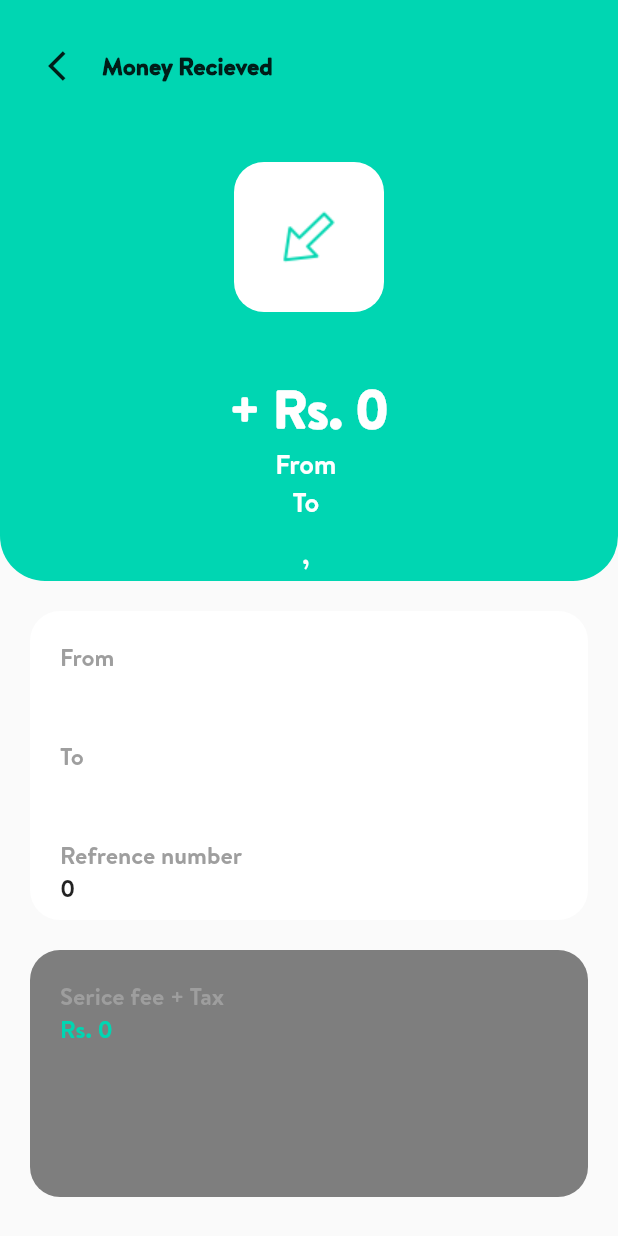
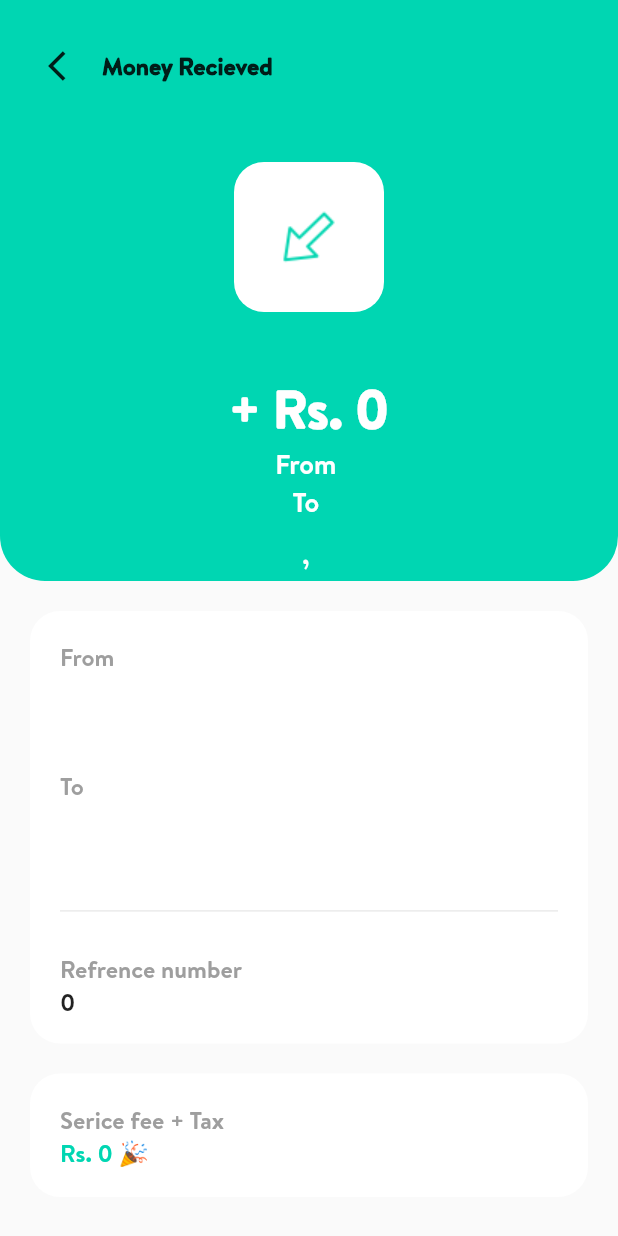
Before and after one commit to Suhaibusman/Sadapay-Clone, a Flutter app: the DetailedTransactionPage screen opened directly with empty values, on a phone screen of 412 x 824 dp. Run offline on Flutter 3.47's test engine with Material 2 defaults, Android fonts, the phone set to English and light mode, and no system bars.

Commit message:
sadapay clone

```diff
--- a/lib/screens/personal/widgets/detailedtransaction.dart
+++ b/lib/screens/personal/widgets/detailedtransaction.dart
@@ -131,7 +131,9 @@ class _DetailedTransactionPageState extends State<DetailedTransactionPage> {
                       fontWeight: FontWeight.normal,
                       color: Colors.white
 
-                    ),),Text(widget.detailedtransaction.sendername , style: const TextStyle(
+                    ),),
+                     const SizedBox(height: 20,),
+                    Text(widget.detailedtransaction.sendername , style: const TextStyle(
                       fontFamily: "Brandon" ,
                       fontSize: 18,
                       fontWeight: FontWeight.bold,
@@ -176,7 +178,7 @@ class _DetailedTransactionPageState extends State<DetailedTransactionPage> {
           Padding(
             padding: const EdgeInsets.all(20),
             child: Container(
-              height: MediaQuery.of(context).size.height*0.25,
+              height: MediaQuery.of(context).size.height*0.35,
               width: MediaQuery.of(context).size.width,
                decoration:  BoxDecoration(
                 color: Colors.white,
@@ -194,7 +196,28 @@ class _DetailedTransactionPageState extends State<DetailedTransactionPage> {
                         color: Colors.grey
 
                       ),),
-                       Text(widget.detailedtransaction.recieverbankname, style: const TextStyle(
+                       Text(widget.detailedtransaction.senderbankname, style: const TextStyle(
+                        fontFamily: "Brandon" ,
+                        fontSize: 16,
+                        fontWeight: FontWeight.normal,
+
+
+                      ),),
+                      Text(widget.detailedtransaction.sendernumber, style: const TextStyle(
+                        fontFamily: "Brandon" ,
+                        fontSize: 16,
+                        fontWeight: FontWeight.normal,
+
+
+                      ),),  const SizedBox(height: 20,),
+                       const Text("To", style: TextStyle(
+                        fontFamily: "Brandon" ,
+                        fontSize: 16,
+                        fontWeight: FontWeight.normal,
+                        color: Colors.grey
+
+                      ),),
+                      Text(widget.detailedtransaction.recieverbankname, style: const TextStyle(
                         fontFamily: "Brandon" ,
                         fontSize: 16,
                         fontWeight: FontWeight.normal,
@@ -208,27 +231,10 @@ class _DetailedTransactionPageState extends State<DetailedTransactionPage> {
 
 
                       ),),
-                       const Text("To", style: TextStyle(
-                        fontFamily: "Brandon" ,
-                        fontSize: 16,
-                        fontWeight: FontWeight.normal,
-                        color: Colors.grey
 
-                      ),),
-                      Text(widget.detailedtransaction.senderbankname, style: const TextStyle(
-                        fontFamily: "Brandon" ,
-                        fontSize: 16,
-                        fontWeight: FontWeight.normal,
-
-
-                      ),),
-                      Text(widget.detailedtransaction.sendernumber, style: const TextStyle(
-                        fontFamily: "Brandon" ,
-                        fontSize: 16,
-                        fontWeight: FontWeight.normal,
-
-
-                      ),),
+                       const SizedBox(height: 20,),
+                            const Divider(),
+                        const SizedBox(height: 20,),
                        const Text("Refrence number", style: TextStyle(
                         fontFamily: "Brandon" ,
                         fontSize: 16,
@@ -251,10 +257,10 @@ class _DetailedTransactionPageState extends State<DetailedTransactionPage> {
           Padding(
             padding: const EdgeInsets.only(left: 20,right: 20 ,bottom: 20),
             child: Container(
-            height: MediaQuery.of(context).size.height*0.2,
+            height: MediaQuery.of(context).size.height*0.1,
               width: MediaQuery.of(context).size.width,
                decoration:  BoxDecoration(
-                color: const Color.fromARGB(255, 126, 126, 126),
+               color: Colors.white,
                   borderRadius:  BorderRadius.circular(20)
               , ),
               child:  Padding(
@@ -268,7 +274,7 @@ class _DetailedTransactionPageState extends State<DetailedTransactionPage> {
                         color: Colors.grey
 
                       ),),
-                      Text("Rs. ${widget.detailedtransaction.servicecharges.toString()}", style: const TextStyle(
+                      Text("Rs. ${widget.detailedtransaction.servicecharges.toString()} 🎉", style: const TextStyle(
                         fontFamily: "Brandon" ,
                         fontSize: 16,
                         fontWeight: FontWeight.normal,
--- a/lib/screens/personal/widgets/transactionlistwidget.dart
+++ b/lib/screens/personal/widgets/transactionlistwidget.dart
@@ -79,7 +79,7 @@ class _TransactionListState extends State<TransactionList> {
 
   void navigatetonext(int index){
       setState(() {
-        Navigator.push(context, MaterialPageRoute(builder: (context) =>  DetailedTransactionPage(detailedtransaction: TransactionPart(transactiondate: transaction[index].transactiondate, senderbankname: transaction[index].senderbankname, sendername: transaction[index].sendername, amount: transaction[index].amount, recievername: transaction[index].recievername, transactiontime: transaction[index].transactiontime, recieverbankname: transaction[index].recieverbankname, sendernumber: transaction[index].sendername, recievernumber: transaction[index].recievernumber, refrencenumber: transaction[index].refrencenumber, servicecharges: transaction[index].servicecharges, isRecieved: transaction[index].isRecieved, isSent: transaction[index].isSent)),));
+        Navigator.push(context, MaterialPageRoute(builder: (context) =>  DetailedTransactionPage(detailedtransaction: TransactionPart(transactiondate: transaction[index].transactiondate, senderbankname: transaction[index].senderbankname, sendername: transaction[index].sendername, amount: transaction[index].amount, recievername: transaction[index].recievername, transactiontime: transaction[index].transactiontime, recieverbankname: transaction[index].recieverbankname, sendernumber: transaction[index].sendernumber, recievernumber: transaction[index].recievernumber, refrencenumber: transaction[index].refrencenumber, servicecharges: transaction[index].servicecharges, isRecieved: transaction[index].isRecieved, isSent: transaction[index].isSent)),));
       });
   }
   @override
```
Also changed, not shown: lib/widgets/BottomNavBar/navbar.dart (added).
